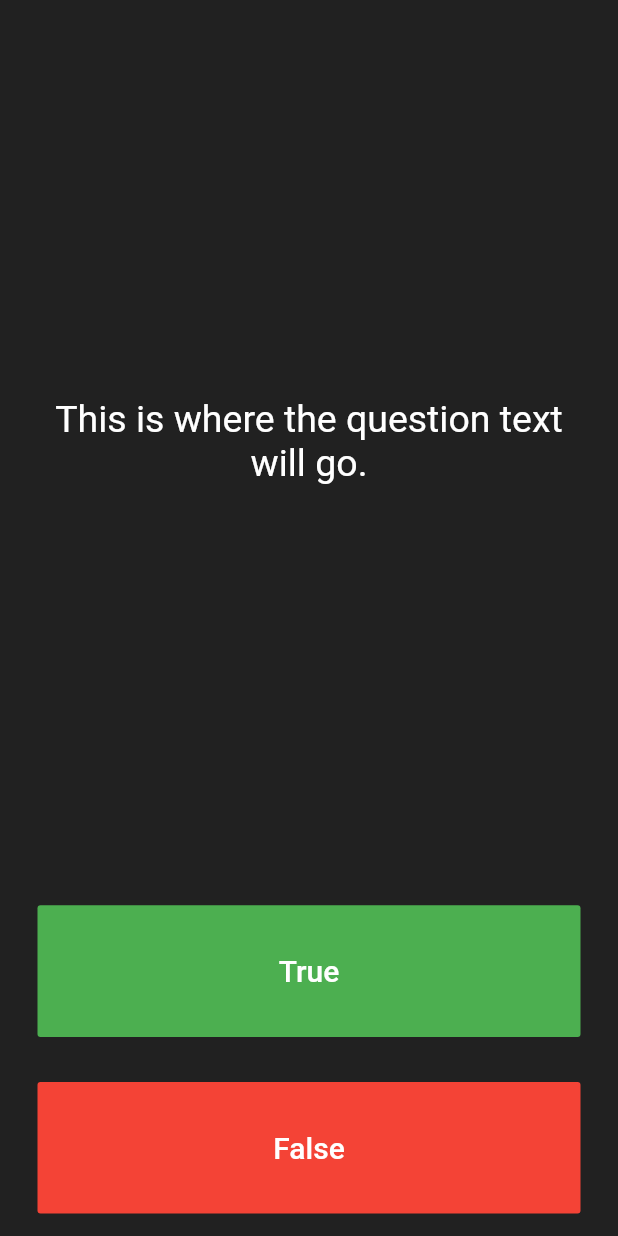
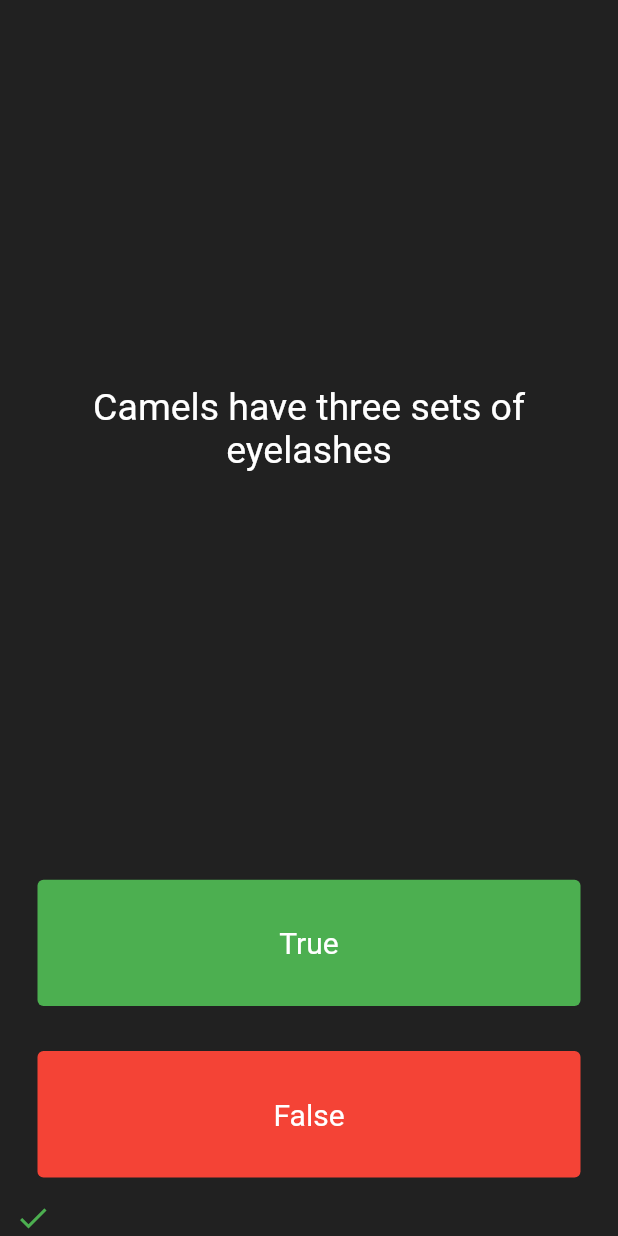
Before and after one commit to premgwl/quizzler-flutter, a Flutter app: the screen it shows after launch, after a tap on "True", on a phone screen of 412 x 824 dp. Run offline on Flutter 3.47's test engine with Material 2 defaults, Android fonts, the phone set to English and light mode, and no system bars.

```diff
--- a/lib/main.dart
+++ b/lib/main.dart
@@ -25,6 +25,21 @@ class QuizPage extends StatefulWidget {
 }
 
 class _QuizPageState extends State<QuizPage> {
+  List<Icon> checkBoxes = [];
+
+  List<String> questions = [
+    "The letter H is between letters G and J on a keyboard",
+    "Camels have three sets of eyelashes",
+    "New York is nicknamed 'The Big Orange'",
+    "Your hand has a built in snuff box",
+    "The moon is just 50 percent of the mass of Earth.",
+    "Apes cant laugh.",
+  ];
+
+  List<bool> answers = [true, false, false, true, false, false];
+
+  int questionNumber = 0;
+
   @override
   Widget build(BuildContext context) {
     return Column(
@@ -37,7 +52,7 @@ class _QuizPageState extends State<QuizPage> {
             padding: EdgeInsets.all(10.0),
             child: Center(
               child: Text(
-                'This is where the question text will go.',
+                questions[questionNumber % questions.length],
                 textAlign: TextAlign.center,
                 style: TextStyle(
                   fontSize: 25.0,
@@ -50,9 +65,10 @@ class _QuizPageState extends State<QuizPage> {
         Expanded(
           child: Padding(
             padding: EdgeInsets.all(15.0),
-            child: FlatButton(
-              textColor: Colors.white,
-              color: Colors.green,
+            child: TextButton(
+              style: TextButton.styleFrom(
+                  backgroundColor: Colors.green,
+                  textStyle: TextStyle(color: Colors.white)),
               child: Text(
                 'True',
                 style: TextStyle(
@@ -61,7 +77,22 @@ class _QuizPageState extends State<QuizPage> {
                 ),
               ),
               onPressed: () {
-                //The user picked true.
+                bool answer = answers[questionNumber % questions.length];
+
+                setState(() {
+                  if (answer) {
+                    checkBoxes.add(Icon(
+                      Icons.check,
+                      color: Colors.green,
+                    ));
+                  } else {
+                    checkBoxes.add(Icon(
+                      Icons.check,
+                      color: Colors.red,
+                    ));
+                  }
+                  questionNumber++;
+                });
               },
             ),
           ),
@@ -69,8 +100,10 @@ class _QuizPageState extends State<QuizPage> {
         Expanded(
           child: Padding(
             padding: EdgeInsets.all(15.0),
-            child: FlatButton(
-              color: Colors.red,
+            child: TextButton(
+              style: TextButton.styleFrom(
+                  textStyle: const TextStyle(fontSize: 20),
+                  backgroundColor: Colors.red),
               child: Text(
                 'False',
                 style: TextStyle(
@@ -79,12 +112,29 @@ class _QuizPageState extends State<QuizPage> {
                 ),
               ),
               onPressed: () {
-                //The user picked false.
+                bool answer = answers[questionNumber % questions.length];
+                setState(() {
+                  if (!answer) {
+                    checkBoxes.add(Icon(
+                      Icons.check,
+                      color: Colors.green,
+                    ));
+                  } else {
+                    checkBoxes.add(Icon(
+                      Icons.check,
+                      color: Colors.red,
+                    ));
+                  }
+
+                  questionNumber++;
+                });
               },
             ),
           ),
         ),
-        //TODO: Add a Row here as your score keeper
+        Row(
+          children: checkBoxes,
+        )
       ],
     );
   }
```
